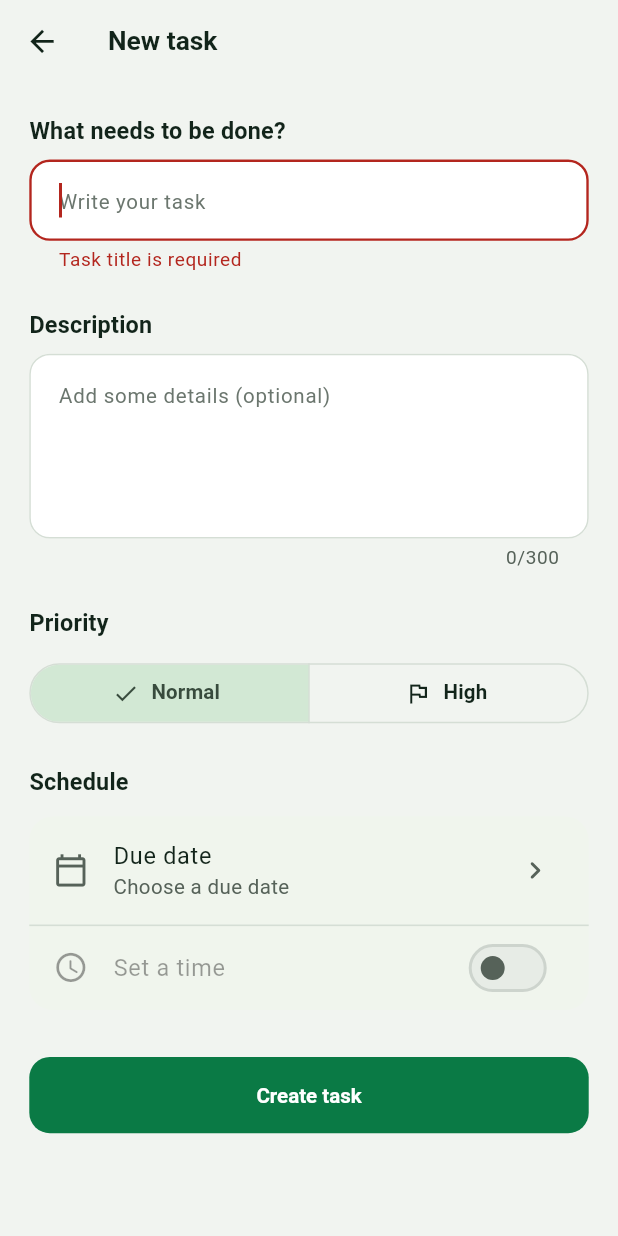
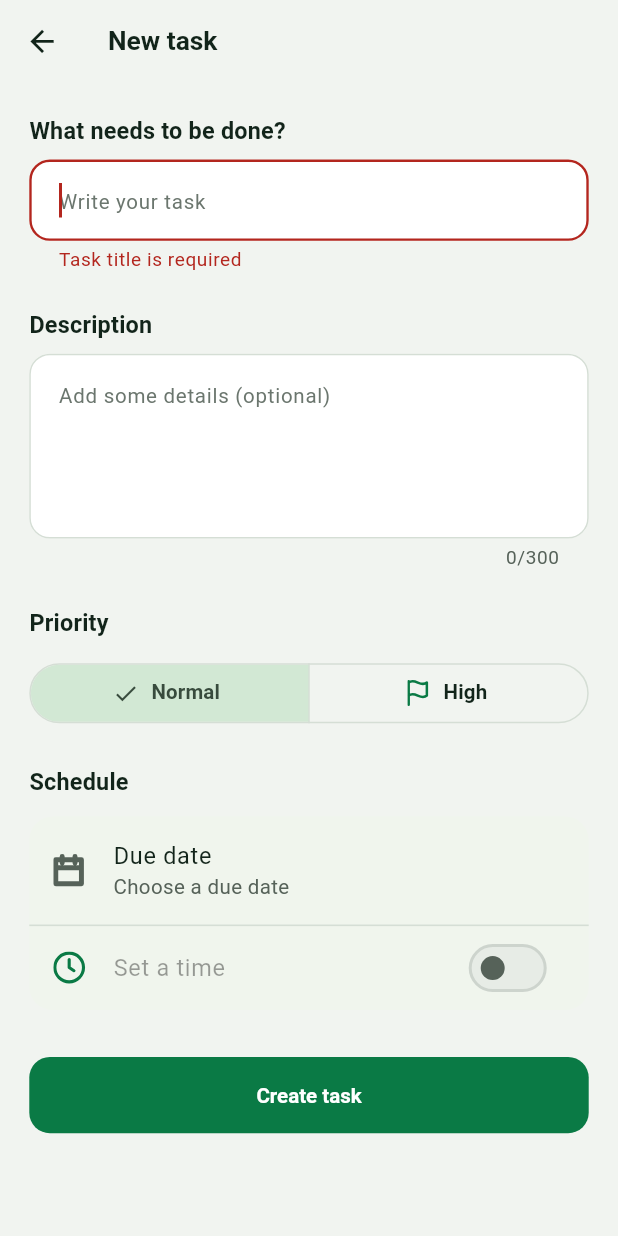
Before and after one commit to Mh06a/taskyApp, a Flutter app: the AddTaskScreen screen opened by its route, after a tap on "Create task", on a phone screen of 412 x 824 dp. Run offline on Flutter 3.47's test engine with Material 3 defaults, Android fonts, the phone set to English and light mode, and no system bars; our stand-ins replace equatable, flutter_screenutil, flutter_svg, image_picker, shared_preferences, smooth_page_indicator and 1 more; accounts and stored records are empty.

Commit message:
refactor: clean up task screens and improve controller responsibilities

```diff
--- a/lib/presentation/controllers/task_form_controller.dart
+++ b/lib/presentation/controllers/task_form_controller.dart
@@ -1,4 +1,3 @@
-
 import 'package:flutter/material.dart';
 import 'package:tasky/core/constants/limits.dart';
 import 'package:tasky/core/enums/priority.dart';
@@ -38,7 +37,6 @@ class TaskFormController extends ChangeNotifier {
   ValidationError? _titleError;
   ValidationError? _descriptionError;
 
-  // State
   bool get isEditing => _editingTask != null;
   Priority get priority => _priority;
   DateTime? get dueDate => _dueDate;
@@ -49,11 +47,9 @@ class TaskFormController extends ChangeNotifier {
   String? get errorMessage => _tasksController.errorMessage;
 
   TimeOfDay? get time {
-    final current = _dueDate;
+    if (!hasDueTime || _dueDate == null) return null;
 
-    return hasDueTime && current != null
-        ? TimeOfDay.fromDateTime(current)
-        : null;
+    return TimeOfDay.fromDateTime(_dueDate!);
   }
 
   String? get titleErrorText => switch (_titleError) {
@@ -69,7 +65,6 @@ class TaskFormController extends ChangeNotifier {
     _ => null,
   };
 
-  // Setters
   void setPriority(Priority value) {
     if (_priority == value) return;
 
@@ -80,15 +75,12 @@ class TaskFormController extends ChangeNotifier {
   void setDate(DateTime selected) {
     final current = _dueDate;
 
-    final hour = hasDueTime ? current?.hour ?? 0 : 0;
-    final minute = hasDueTime ? current?.minute ?? 0 : 0;
-
     _dueDate = DateTime(
       selected.year,
       selected.month,
       selected.day,
-      hour,
-      minute,
+      hasDueTime ? current?.hour ?? 0 : 0,
+      hasDueTime ? current?.minute ?? 0 : 0,
     );
 
     notifyListeners();
@@ -96,7 +88,6 @@ class TaskFormController extends ChangeNotifier {
 
   void setTime(TimeOfDay value) {
     final current = _dueDate;
-
     if (current == null) return;
 
     _dueDate = DateTime(
@@ -132,10 +123,14 @@ class TaskFormController extends ChangeNotifier {
     notifyListeners();
   }
 
-  // Submit
-  /// Validates and saves. Returns true when the task was stored.
+  /// Validates and saves the task.
+  /// Returns true when the operation succeeds.
   Future<bool> submit() async {
-    if (_isSaving || !_validate()) return false;
+    if (_isSaving) return false;
+
+    _tasksController.clearError();
+
+    if (!_validate()) return false;
 
     _isSaving = true;
     notifyListeners();
@@ -144,9 +139,9 @@ class TaskFormController extends ChangeNotifier {
       final title = titleController.text.trim();
       final description = descriptionController.text.trim();
 
-      final editing = _editingTask;
+      final editingTask = _editingTask;
 
-      if (editing == null) {
+      if (editingTask == null) {
         return await _tasksController.addNewTask(
           title: title,
           description: description,
@@ -157,7 +152,7 @@ class TaskFormController extends ChangeNotifier {
       }
 
       return await _tasksController.updateExistingTask(
-        editing.copyWith(
+        editingTask.copyWith(
           title: title,
           description: description,
           priority: _priority,
@@ -171,10 +166,8 @@ class TaskFormController extends ChangeNotifier {
     }
   }
 
-  // Validation
   bool _validate() {
     _titleError = Validators.taskTitle(titleController.text.trim());
-
     _descriptionError = Validators.taskDescription(
       descriptionController.text.trim(),
     );
@@ -184,29 +177,18 @@ class TaskFormController extends ChangeNotifier {
     return _titleError == null && _descriptionError == null;
   }
 
-  // Field errors
-  void _clearFieldError({
-    required ValidationError? error,
-    required void Function() onClear,
-  }) {
-    if (error == null) return;
+  void _clearTitleError() {
+    if (_titleError == null) return;
 
-    onClear();
+    _titleError = null;
     notifyListeners();
   }
 
-  void _clearTitleError() {
-    _clearFieldError(
-      error: _titleError,
-      onClear: () => _titleError = null,
-    );
-  }
+  void _clearDescriptionError() {
+    if (_descriptionError == null) return;
 
-  void _clearDescriptionError() {
-    _clearFieldError(
-      error: _descriptionError,
-      onClear: () => _descriptionError = null,
-    );
+    _descriptionError = null;
+    notifyListeners();
   }
 
   @override
--- a/lib/presentation/screens/tasks/add_task_screen.dart
+++ b/lib/presentation/screens/tasks/add_task_screen.dart
@@ -1,8 +1,9 @@
 import 'package:flutter/material.dart';
+import 'package:flutter_svg/flutter_svg.dart';
 import 'package:provider/provider.dart';
-
+import 'package:tasky/core/constants/app_assets.dart';
+import 'package:tasky/core/constants/app_sizes.dart';
 import 'package:tasky/core/constants/limits.dart';
-import 'package:tasky/core/constants/app_sizes.dart';
 import 'package:tasky/core/enums/priority.dart';
 import 'package:tasky/presentation/controllers/task_form_controller.dart';
 import 'package:tasky/presentation/widgets/app_button.dart';
@@ -19,48 +20,50 @@ class AddTaskScreen extends StatelessWidget {
     final selected = await showDatePicker(
       context: context,
       initialDate: controller.dueDate ?? now,
-      firstDate: DateTime(now.year - 1),
-      lastDate: DateTime(now.year + 10),
+      firstDate: DateTime(1900),
+      lastDate: DateTime(2100),
     );
 
-    if (selected != null) controller.setDate(selected);
+    if (!context.mounted || selected == null) return;
+
+    controller.setDate(selected);
   }
 
   Future<void> _pickTime(
       BuildContext context,
       TaskFormController controller,
       ) async {
-    final dueDate = controller.dueDate;
-
-    if (dueDate == null) return;
+    if (controller.dueDate == null) return;
 
     final selected = await showTimePicker(
       context: context,
       initialTime: controller.time ?? TimeOfDay.fromDateTime(controller.now),
     );
 
-    if (selected != null) controller.setTime(selected);
+    if (!context.mounted || selected == null) return;
+
+    controller.setTime(selected);
   }
 
   Future<void> _save(
       BuildContext context,
       TaskFormController controller,
       ) async {
-    final navigator = Navigator.of(context);
-    final messenger = ScaffoldMessenger.of(context);
-
     final saved = await controller.submit();
 
+    if (!context.mounted) return;
+
     if (saved) {
-      navigator.pop();
+      Navigator.of(context).pop();
       return;
     }
 
-    // Validation problems are shown on the fields themselves.
     final message = controller.errorMessage;
 
     if (message != null) {
-      messenger.showSnackBar(SnackBar(content: Text(message)));
+      ScaffoldMessenger.of(context).showSnackBar(
+        SnackBar(content: Text(message)),
+      );
     }
   }
 
@@ -69,7 +72,6 @@ class AddTaskScreen extends StatelessWidget {
     final theme = Theme.of(context);
     final controller = context.watch<TaskFormController>();
     final dueDate = controller.dueDate;
-    final localizations = MaterialLocalizations.of(context);
     final time = controller.time;
 
     return Scaffold(
@@ -80,7 +82,10 @@ class AddTaskScreen extends StatelessWidget {
         child: ListView(
           padding: EdgeInsets.all(AppSizes.s20),
           children: [
-            Text('What needs to be done?', style: theme.textTheme.titleMedium),
+            Text(
+              'What needs to be done?',
+              style: theme.textTheme.titleMedium,
+            ),
             SizedBox(height: AppSizes.s8),
             TextField(
               controller: controller.titleController,
@@ -94,7 +99,10 @@ class AddTaskScreen extends StatelessWidget {
               ),
             ),
             SizedBox(height: AppSizes.s24),
-            Text('Description', style: theme.textTheme.titleMedium),
+            Text(
+              'Description',
+              style: theme.textTheme.titleMedium,
+            ),
             SizedBox(height: AppSizes.s8),
             TextField(
               controller: controller.descriptionController,
@@ -108,20 +116,30 @@ class AddTaskScreen extends StatelessWidget {
               ),
             ),
             SizedBox(height: AppSizes.s24),
-            Text('Priority', style: theme.textTheme.titleMedium),
+            Text(
+              'Priority',
+              style: theme.textTheme.titleMedium,
+            ),
             SizedBox(height: AppSizes.s12),
             SegmentedButton<Priority>(
               expandedInsets: EdgeInsets.zero,
-              segments: const [
+              segments: [
                 ButtonSegment(
                   value: Priority.normal,
-                  label: Text('Normal'),
-                  icon: Icon(Icons.circle_outlined),
+                  label: const Text('Normal'),
                 ),
                 ButtonSegment(
                   value: Priority.high,
-                  label: Text('High'),
-                  icon: Icon(Icons.flag_outlined),
+                  label: const Text('High'),
+                  icon: SvgPicture.asset(
+                    AppAssets.flagIcon,
+                    width: 18,
+                    height: 18,
+                    colorFilter: ColorFilter.mode(
+                      theme.colorScheme.primary,
+                      BlendMode.srcIn,
+                    ),
+                  ),
                 ),
               ],
               selected: {controller.priority},
@@ -130,7 +148,10 @@ class AddTaskScreen extends StatelessWidget {
               },
             ),
             SizedBox(height: AppSizes.s24),
-            Text('Schedule', style: theme.textTheme.titleMedium),
+            Text(
+              'Schedule',
+              style: theme.textTheme.titleMedium,
+            ),
             SizedBox(height: AppSizes.s12),
             Container(
               decoration: BoxDecoration(
@@ -140,19 +161,27 @@ class AddTaskScreen extends StatelessWidget {
               child: Column(
                 children: [
                   ListTile(
-                    leading: const Icon(Icons.calendar_today_outlined),
+                    leading: SvgPicture.asset(
+                      AppAssets.dateIcon,
+                      width: 22,
+                      height: 22,
+                    ),
                     title: const Text('Due date'),
                     subtitle: Text(
                       dueDate == null
                           ? 'Choose a due date'
-                          : localizations.formatMediumDate(dueDate),
+                          : MaterialLocalizations.of(context)
+                          .formatMediumDate(dueDate),
                     ),
-                    trailing: const Icon(Icons.chevron_right_rounded),
                     onTap: () => _pickDate(context, controller),
                   ),
                   Divider(height: AppSizes.stroke1),
                   SwitchListTile.adaptive(
-                    secondary: const Icon(Icons.access_time_rounded),
+                    secondary: SvgPicture.asset(
+                      AppAssets.clockIcon,
+                      width: 22,
+                      height: 22,
+                    ),
                     title: const Text('Set a time'),
                     value: controller.hasDueTime,
                     onChanged: dueDate == null
@@ -167,10 +196,16 @@ class AddTaskScreen extends StatelessWidget {
                   ),
                   if (time != null)
                     ListTile(
-                      leading: const Icon(Icons.schedule_rounded),
+                      leading: SvgPicture.asset(
+                        AppAssets.clockIcon,
+                        width: 22,
+                        height: 22,
+                      ),
                       title: const Text('Time'),
-                      subtitle: Text(localizations.formatTimeOfDay(time)),
-                      trailing: const Icon(Icons.chevron_right_rounded),
+                      subtitle: Text(
+                        MaterialLocalizations.of(context)
+                            .formatTimeOfDay(time),
+                      ),
                       onTap: () => _pickTime(context, controller),
                     ),
                   if (dueDate != null)
```
Also changed, not shown: lib/presentation/controllers/tasks_controller.dart (+16 -25 lines), lib/presentation/screens/tasks/task_details_screen.dart (+82 -65 lines), lib/presentation/screens/tasks/tasks_screen.dart (+70 -30 lines). Lines whose indentation alone changed are shown as unchanged.
